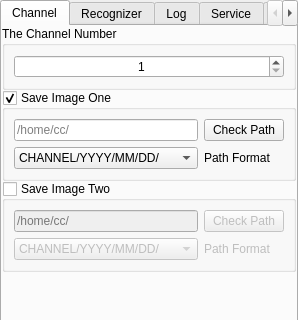
Before: the Qt Designer form MainUI/systemsettingwidget.ui in 519984307/Container_20191221, drawn with Qt 5; both pictures show x 0 to 298 and y 0 to 320 of the 298 by 471 pixel window.
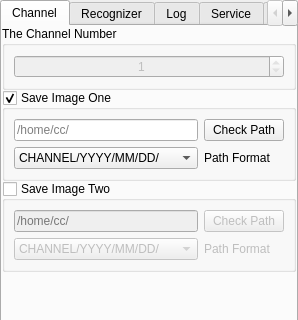
After: the same form once the commit is applied.

Diff of the .ui file:
```diff
--- a/MainUI/systemsettingwidget.ui
+++ b/MainUI/systemsettingwidget.ui
@@ -78,6 +78,9 @@
          <layout class="QGridLayout" name="gridLayout_2">
           <item row="0" column="0">
            <widget class="QSpinBox" name="ChannelNumber">
+            <property name="enabled">
+             <bool>false</bool>
+            </property>
             <property name="frame">
              <bool>true</bool>
             </property>
@@ -91,7 +94,7 @@
              <number>1</number>
             </property>
             <property name="maximum">
-             <number>20</number>
+             <number>1</number>
             </property>
            </widget>
           </item>
```
